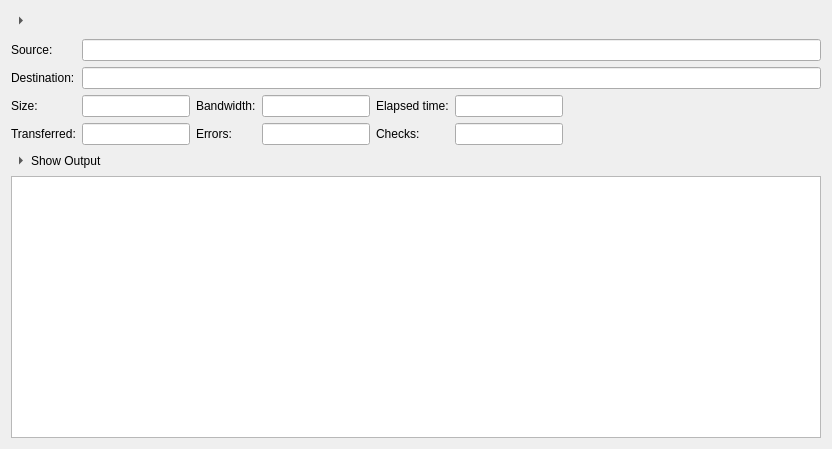
mmozeiko/RcloneBrowser, file src/job_widget.ui: the form before one commit.
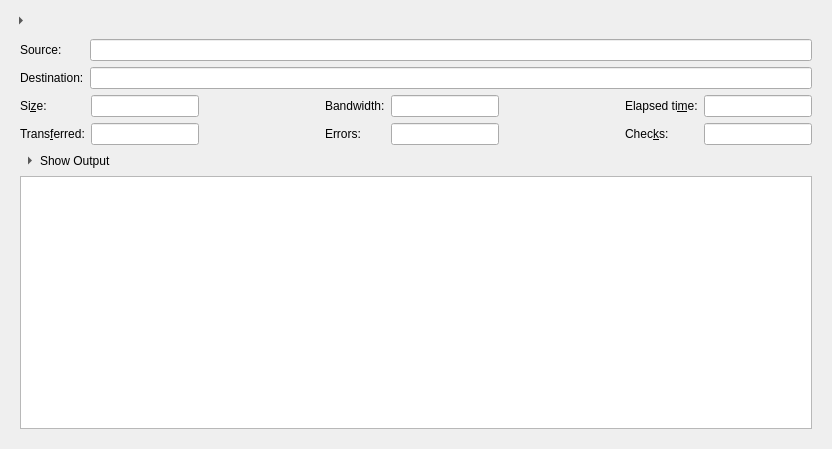
The form after the commit.

Commit message: job tab: ui improvement

What changed in the file:
```diff
--- a/src/job_widget.ui
+++ b/src/job_widget.ui
@@ -69,30 +69,104 @@
    </item>
    <item>
     <widget class="QWidget" name="details" native="true">
+     <layout class="QVBoxLayout" name="verticalLayout_2">
+      <item>
+       <layout class="QGridLayout" name="gridLayout">
+        <item row="0" column="0">
+         <widget class="QLabel" name="label_3">
+          <property name="sizePolicy">
+           <sizepolicy hsizetype="Fixed" vsizetype="Preferred">
+            <horstretch>0</horstretch>
+            <verstretch>0</verstretch>
+           </sizepolicy>
+          </property>
+          <property name="text">
+           <string>Source:</string>
+          </property>
+          <property name="buddy">
+           <cstring>source</cstring>
+          </property>
+         </widget>
+        </item>
+        <item row="0" column="1">
+         <widget class="QLineEdit" name="source">
+          <property name="readOnly">
+           <bool>true</bool>
+          </property>
+         </widget>
+        </item>
+        <item row="1" column="0">
+         <widget class="QLabel" name="label">
+          <property name="sizePolicy">
+           <sizepolicy hsizetype="Fixed" vsizetype="Preferred">
+            <horstretch>0</horstretch>
+            <verstretch>0</verstretch>
+           </sizepolicy>
+          </property>
+          <property name="text">
+           <string>Destination:</string>
+          </property>
+          <property name="buddy">
+           <cstring>dest</cstring>
+          </property>
+         </widget>
+        </item>
+        <item row="1" column="1">
+         <widget class="QLineEdit" name="dest">
+          <property name="readOnly">
+           <bool>true</bool>
+          </property>
+         </widget>
+        </item>
+       </layout>
+      </item>
+      <item>
+       <layout class="QHBoxLayout" name="horizontalLayout_2">
+        <item>
      <layout class="QGridLayout" name="gridLayout_2">
-      <property name="leftMargin">
-       <number>0</number>
-      </property>
-      <property name="rightMargin">
-       <number>0</number>
-      </property>
-      <property name="bottomMargin">
-       <number>0</number>
-      </property>
-      <item row="2" column="7" rowspan="2">
-       <spacer name="horizontalSpacer">
-        <property name="orientation">
-         <enum>Qt::Horizontal</enum>
-        </property>
-        <property name="sizeHint" stdset="0">
-         <size>
-          <width>40</width>
-          <height>20</height>
-         </size>
-        </property>
-       </spacer>
-      </item>
-      <item row="3" column="1">
+          <item row="0" column="0">
+           <widget class="QLabel" name="label_5">
+            <property name="sizePolicy">
+             <sizepolicy hsizetype="Fixed" vsizetype="Preferred">
+              <horstretch>0</horstretch>
+              <verstretch>0</verstretch>
+             </sizepolicy>
+            </property>
+            <property name="text">
+             <string>Si&amp;ze:</string>
+            </property>
+            <property name="buddy">
+             <cstring>size</cstring>
+            </property>
+           </widget>
+          </item>
+          <item row="0" column="1">
+           <widget class="QLineEdit" name="size">
+            <property name="sizePolicy">
+             <sizepolicy hsizetype="Fixed" vsizetype="Fixed">
+              <horstretch>0</horstretch>
+              <verstretch>0</verstretch>
+             </sizepolicy>
+            </property>
+            <property name="alignment">
+             <set>Qt::AlignRight|Qt::AlignTrailing|Qt::AlignVCenter</set>
+            </property>
+            <property name="readOnly">
+             <bool>true</bool>
+            </property>
+           </widget>
+          </item>
+          <item row="1" column="0">
+           <widget class="QLabel" name="label_4">
+            <property name="text">
+             <string>Trans&amp;ferred:</string>
+            </property>
+            <property name="buddy">
+             <cstring>transferred</cstring>
+            </property>
+           </widget>
+          </item>
+          <item row="1" column="1">
        <widget class="QLineEdit" name="transferred">
         <property name="sizePolicy">
          <sizepolicy hsizetype="Fixed" vsizetype="Fixed">
@@ -108,8 +182,35 @@
         </property>
        </widget>
       </item>
-      <item row="3" column="3">
-       <widget class="QLineEdit" name="errors">
+         </layout>
+        </item>
+        <item>
+         <spacer name="horizontalSpacer_2">
+          <property name="orientation">
+           <enum>Qt::Horizontal</enum>
+          </property>
+          <property name="sizeHint" stdset="0">
+           <size>
+            <width>17</width>
+            <height>17</height>
+           </size>
+          </property>
+         </spacer>
+        </item>
+        <item>
+         <layout class="QGridLayout" name="gridLayout_3">
+          <item row="0" column="0">
+           <widget class="QLabel" name="label_6">
+            <property name="text">
+             <string>Bandwidth:</string>
+            </property>
+            <property name="buddy">
+             <cstring>bandwidth</cstring>
+            </property>
+           </widget>
+          </item>
+          <item row="0" column="1">
+           <widget class="QLineEdit" name="bandwidth">
         <property name="sizePolicy">
          <sizepolicy hsizetype="Fixed" vsizetype="Fixed">
           <horstretch>0</horstretch>
@@ -124,7 +225,7 @@
         </property>
        </widget>
       </item>
-      <item row="3" column="2">
+          <item row="1" column="0">
        <widget class="QLabel" name="label_7">
         <property name="text">
          <string>Errors:</string>
@@ -134,28 +235,51 @@
         </property>
        </widget>
       </item>
-      <item row="3" column="4">
+          <item row="1" column="1">
+           <widget class="QLineEdit" name="errors">
+            <property name="sizePolicy">
+             <sizepolicy hsizetype="Fixed" vsizetype="Fixed">
+              <horstretch>0</horstretch>
+              <verstretch>0</verstretch>
+             </sizepolicy>
+            </property>
+            <property name="alignment">
+             <set>Qt::AlignRight|Qt::AlignTrailing|Qt::AlignVCenter</set>
+            </property>
+            <property name="readOnly">
+             <bool>true</bool>
+            </property>
+           </widget>
+          </item>
+         </layout>
+        </item>
+        <item>
+         <spacer name="horizontalSpacer">
+          <property name="orientation">
+           <enum>Qt::Horizontal</enum>
+          </property>
+          <property name="sizeHint" stdset="0">
+           <size>
+            <width>37</width>
+            <height>17</height>
+           </size>
+          </property>
+         </spacer>
+        </item>
+        <item>
+         <layout class="QGridLayout" name="gridLayout_4">
+          <item row="1" column="0">
        <widget class="QLabel" name="label_8">
         <property name="text">
-         <string>Checks:</string>
+             <string>Chec&amp;ks:</string>
         </property>
         <property name="buddy">
          <cstring>checks</cstring>
         </property>
        </widget>
       </item>
-      <item row="2" column="2">
-       <widget class="QLabel" name="label_6">
-        <property name="text">
-         <string>Bandwidth:</string>
-        </property>
-        <property name="buddy">
-         <cstring>bandwidth</cstring>
-        </property>
-       </widget>
-      </item>
-      <item row="2" column="1">
-       <widget class="QLineEdit" name="size">
+          <item row="0" column="1">
+           <widget class="QLineEdit" name="elapsed">
         <property name="sizePolicy">
          <sizepolicy hsizetype="Fixed" vsizetype="Fixed">
           <horstretch>0</horstretch>
@@ -170,37 +294,47 @@
         </property>
        </widget>
       </item>
-      <item row="1" column="1" colspan="7">
-       <widget class="QLineEdit" name="dest">
-        <property name="readOnly">
-         <bool>true</bool>
-        </property>
-       </widget>
-      </item>
-      <item row="2" column="0">
-       <widget class="QLabel" name="label_5">
+          <item row="1" column="1">
+           <widget class="QLineEdit" name="checks">
         <property name="sizePolicy">
-         <sizepolicy hsizetype="Fixed" vsizetype="Preferred">
+             <sizepolicy hsizetype="Fixed" vsizetype="Fixed">
           <horstretch>0</horstretch>
           <verstretch>0</verstretch>
          </sizepolicy>
         </property>
+            <property name="alignment">
+             <set>Qt::AlignRight|Qt::AlignTrailing|Qt::AlignVCenter</set>
+            </property>
+            <property name="readOnly">
+             <bool>true</bool>
+            </property>
+           </widget>
+          </item>
+          <item row="0" column="0">
+           <widget class="QLabel" name="label_2">
         <property name="text">
-         <string>Size:</string>
+             <string>Elapsed ti&amp;me:</string>
         </property>
         <property name="buddy">
          <cstring>size</cstring>
         </property>
        </widget>
       </item>
-      <item row="0" column="1" colspan="7">
-       <widget class="QLineEdit" name="source">
-        <property name="readOnly">
-         <bool>true</bool>
+         </layout>
+        </item>
+       </layout>
+      </item>
+      <item>
+       <layout class="QFormLayout" name="progress">
+        <property name="fieldGrowthPolicy">
+         <enum>QFormLayout::ExpandingFieldsGrow</enum>
         </property>
-       </widget>
+        <property name="formAlignment">
+         <set>Qt::AlignLeading|Qt::AlignLeft|Qt::AlignTop</set>
+        </property>
+       </layout>
       </item>
-      <item row="5" column="0" colspan="2">
+      <item>
        <widget class="QToolButton" name="showOutput">
         <property name="styleSheet">
          <string notr="true">QToolButton { border: 0 }</string>
@@ -219,28 +353,14 @@
         </property>
        </widget>
       </item>
-      <item row="2" column="4">
-       <widget class="QLabel" name="label_2">
-        <property name="text">
-         <string>Elapsed time:</string>
-        </property>
-        <property name="buddy">
-         <cstring>elapsed</cstring>
-        </property>
-       </widget>
-      </item>
-      <item row="3" column="0">
-       <widget class="QLabel" name="label_4">
-        <property name="text">
-         <string>Transferred:</string>
-        </property>
-        <property name="buddy">
-         <cstring>transferred</cstring>
-        </property>
-       </widget>
-      </item>
-      <item row="6" column="0" colspan="8">
+      <item>
        <widget class="QPlainTextEdit" name="output">
+        <property name="sizePolicy">
+         <sizepolicy hsizetype="Expanding" vsizetype="Expanding">
+          <horstretch>0</horstretch>
+          <verstretch>0</verstretch>
+         </sizepolicy>
+        </property>
         <property name="lineWrapMode">
          <enum>QPlainTextEdit::NoWrap</enum>
         </property>
@@ -249,96 +369,6 @@
         </property>
        </widget>
       </item>
-      <item row="2" column="3">
-       <widget class="QLineEdit" name="bandwidth">
-        <property name="sizePolicy">
-         <sizepolicy hsizetype="Fixed" vsizetype="Fixed">
-          <horstretch>0</horstretch>
-          <verstretch>0</verstretch>
-         </sizepolicy>
-        </property>
-        <property name="alignment">
-         <set>Qt::AlignRight|Qt::AlignTrailing|Qt::AlignVCenter</set>
-        </property>
-        <property name="readOnly">
-         <bool>true</bool>
-        </property>
-       </widget>
-      </item>
-      <item row="0" column="0">
-       <widget class="QLabel" name="label_3">
-        <property name="sizePolicy">
-         <sizepolicy hsizetype="Fixed" vsizetype="Preferred">
-          <horstretch>0</horstretch>
-          <verstretch>0</verstretch>
-         </sizepolicy>
-        </property>
-        <property name="text">
-         <string>Source:</string>
-        </property>
-        <property name="buddy">
-         <cstring>source</cstring>
-        </property>
-       </widget>
-      </item>
-      <item row="1" column="0">
-       <widget class="QLabel" name="label">
-        <property name="sizePolicy">
-         <sizepolicy hsizetype="Fixed" vsizetype="Preferred">
-          <horstretch>0</horstretch>
-          <verstretch>0</verstretch>
-         </sizepolicy>
-        </property>
-        <property name="text">
-         <string>Destination:</string>
-        </property>
-        <property name="buddy">
-         <cstring>dest</cstring>
-        </property>
-       </widget>
-      </item>
-      <item row="2" column="5">
-       <widget class="QLineEdit" name="elapsed">
-        <property name="sizePolicy">
-         <sizepolicy hsizetype="Fixed" vsizetype="Fixed">
-          <horstretch>0</horstretch>
-          <verstretch>0</verstretch>
-         </sizepolicy>
-        </property>
-        <property name="alignment">
-         <set>Qt::AlignRight|Qt::AlignTrailing|Qt::AlignVCenter</set>
-        </property>
-        <property name="readOnly">
-         <bool>true</bool>
-        </property>
-       </widget>
-      </item>
-      <item row="3" column="5">
-       <widget class="QLineEdit" name="checks">
-        <property name="sizePolicy">
-         <sizepolicy hsizetype="Fixed" vsizetype="Fixed">
-          <horstretch>0</horstretch>
-          <verstretch>0</verstretch>
-         </sizepolicy>
-        </property>
-        <property name="alignment">
-         <set>Qt::AlignRight|Qt::AlignTrailing|Qt::AlignVCenter</set>
-        </property>
-        <property name="readOnly">
-         <bool>true</bool>
-        </property>
-       </widget>
-      </item>
-      <item row="4" column="0" colspan="8">
-       <layout class="QFormLayout" name="progress">
-        <property name="fieldGrowthPolicy">
-         <enum>QFormLayout::ExpandingFieldsGrow</enum>
-        </property>
-        <property name="formAlignment">
-         <set>Qt::AlignLeading|Qt::AlignLeft|Qt::AlignTop</set>
-        </property>
-       </layout>
-      </item>
      </layout>
     </widget>
    </item>
```
Left out of the diff: 2 changed lines with no effect on the pictures. Lines whose indentation alone changed are shown as unchanged.
